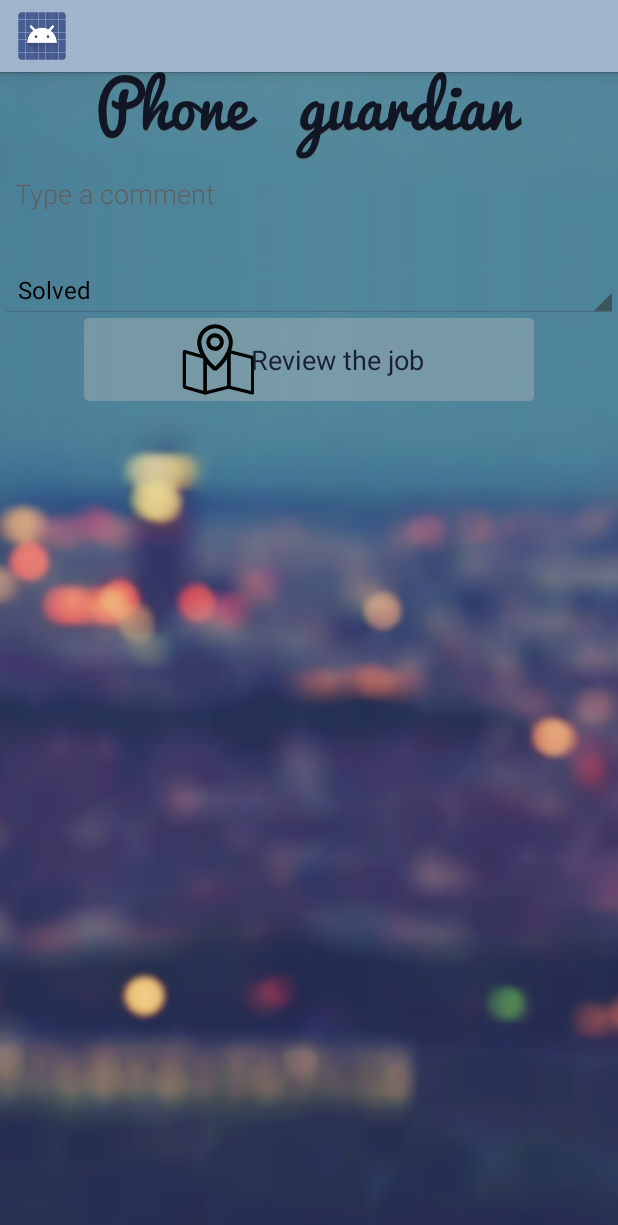
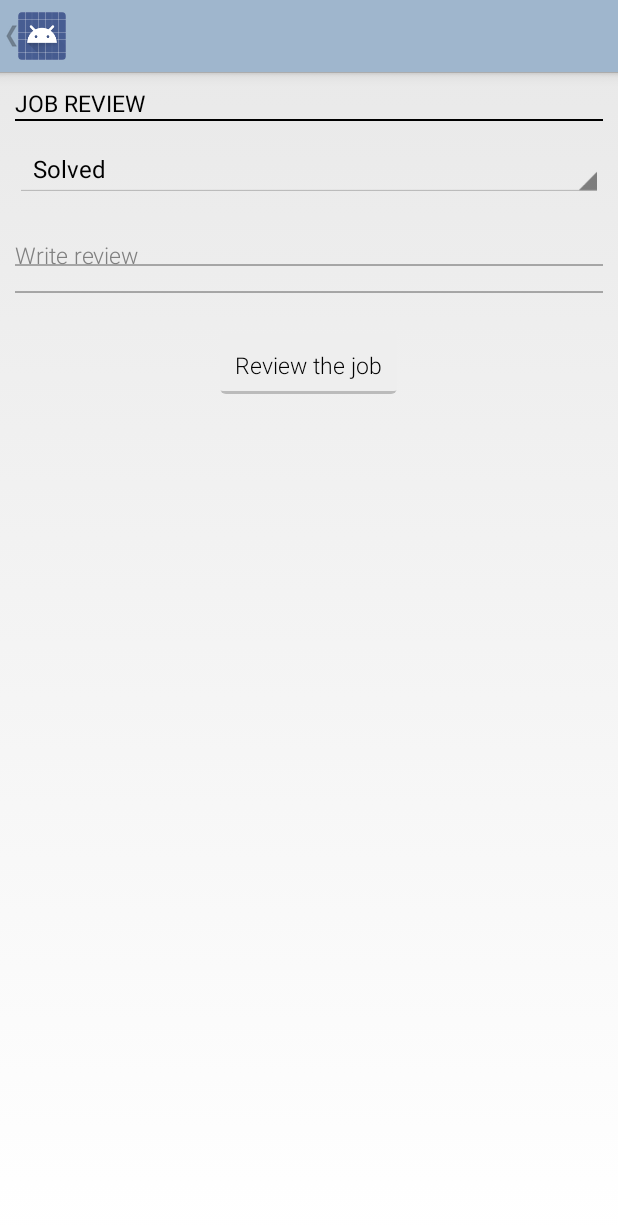
Before and after one commit to PhoneGuardian/AuthorityApp, an Android app: the ReviewAJobActivity screen opened directly, with no data from a screen before it, on a phone screen of 412 x 824 dp. Shown: the top 1225 px of the screen. Run offline under Robolectric (Android 15) with nearby library versions, the phone set to English and light mode, and no system bars.

Commit message:
Style review job

```diff
--- a/AuthorityApp/app/src/main/AndroidManifest.xml
+++ b/AuthorityApp/app/src/main/AndroidManifest.xml
@@ -66,19 +66,23 @@
         </activity>
         <activity
             android:name=".TakeAJobActivity"
-            android:label="" >
+            android:label=""
+            android:parentActivityName=".MainActivity">
         </activity>
         <activity
             android:name=".ReviewAJobActivity"
-            android:label="" >
+            android:label=""
+            android:parentActivityName=".MainActivity">
         </activity>
         <activity
             android:name=".HighscoresActivity"
-            android:label="" >
+            android:label=""
+            android:parentActivityName=".MainActivity">
         </activity>
         <activity
             android:name=".ViewJobDetailsActivity"
-            android:label="" >
+            android:label=""
+            >
         </activity>
         <activity
             android:name=".MapActivity"
--- /dev/null
+++ b/AuthorityApp/app/src/main/java/it/polimi/guardian/authorityapp/LineEditText.java
@@ -0,0 +1,51 @@
+package it.polimi.guardian.authorityapp;
+
+import android.content.Context;
+import android.graphics.Canvas;
+import android.graphics.Paint;
+import android.graphics.Rect;
+import android.util.AttributeSet;
+import android.widget.EditText;
+
+/**
+ * Created by Mirjam on 16/05/2015.
+ */
+public class LineEditText extends EditText {
+    private Rect mRect;
+    private Paint mPaint;
+
+    // we need this constructor for LayoutInflater
+    public LineEditText(Context context, AttributeSet attrs) {
+        super(context, attrs);
+
+        mRect = new Rect();
+        mPaint = new Paint();
+        mPaint.setStyle(Paint.Style.FILL_AND_STROKE);
+        mPaint.setColor(getResources().getColor(R.color.gray_dark)); //SET YOUR OWN COLOR HERE
+    }
+
+    @Override
+    protected void onDraw(Canvas canvas) {
+        //int count = getLineCount();
+
+        int height = getHeight();
+        int line_height = getLineHeight();
+
+        int count = height / line_height;
+
+        if (getLineCount() > count)
+            count = getLineCount();//for long text with scrolling
+
+        Rect r = mRect;
+        Paint paint = mPaint;
+        int baseline = getLineBounds(0, r);//first line
+
+        for (int i = 0; i < count; i++) {
+
+            canvas.drawLine(r.left, baseline + 1, r.right, baseline + 1, paint);
+            baseline += getLineHeight();//next line
+        }
+
+        super.onDraw(canvas);
+    }
+}
--- a/AuthorityApp/app/src/main/res/layout/activity_review_a_job.xml
+++ b/AuthorityApp/app/src/main/res/layout/activity_review_a_job.xml
@@ -1,51 +1,54 @@
-<RelativeLayout xmlns:android="http://schemas.android.com/apk/res/android"
+<LinearLayout xmlns:android="http://schemas.android.com/apk/res/android"
     xmlns:tools="http://schemas.android.com/tools"
     android:layout_width="match_parent"
     android:layout_height="match_parent"
     android:fillViewport="true"
+    android:orientation="vertical"
+    android:padding="@dimen/spacing_small"
     tools:context="it.polimi.guardian.authorityapp.ReviewAJobActivity">
 
-    <ImageView
-        android:layout_width="match_parent"
-        android:layout_height="match_parent"
-        android:src="@drawable/bg_main"
-        android:scaleType="centerCrop"
-        tools:ignore="ContentDescription"
-        />
-    <ImageView
-        android:id="@+id/img_header"
+    <TextView
         android:layout_width="wrap_content"
         android:layout_height="wrap_content"
-        android:layout_centerHorizontal="true"
-        android:layout_alignParentTop="true"
-        android:src="@drawable/title_header"
+        android:textAllCaps="true"
+        android:text="@string/job_review"
+        style="@style/app_text_normal"
         />
-    <EditText
-        android:id="@+id/et_review_comment"
-        android:layout_width="fill_parent"
-        android:layout_height="wrap_content"
-        android:layout_below="@id/img_header"
-        android:layout_marginBottom="@dimen/spacing_large"
-        android:hint="@string/review_comment"
-        style="@style/signup_form_hint"
-        />
+
+    <View style="@style/divider_black"
+        android:id="@+id/filter_list_header_divider"
+        android:layout_marginBottom="@dimen/spacing_normal"/>
+
     <Spinner
         android:id="@+id/spinner_job_status"
         android:layout_width="match_parent"
         android:layout_height="wrap_content"
+        android:layout_marginBottom="@dimen/spacing_small"
         android:entries="@array/JobStatus"
         android:prompt="@string/job_status_prompt"
-        android:layout_below="@id/et_review_comment"
         />
+
+    <it.polimi.guardian.authorityapp.LineEditText android:id="@+id/et_review_comment"
+        android:layout_height="wrap_content"
+        android:layout_width="fill_parent"
+        android:layout_marginBottom="@dimen/spacing_large"
+        android:inputType="textMultiLine"
+        android:hint="@string/write_review"
+        android:lines="5"
+        android:minLines="3"
+        style="@style/addlocation_LineEditText"
+        />
+
+
+
+
     <Button
         android:id="@+id/btn_review_the_job"
-        android:layout_below="@id/spinner_job_status"
         android:layout_width="wrap_content"
         android:layout_height="wrap_content"
-        android:layout_marginBottom="@dimen/spacing_normal"
-        android:layout_centerInParent="true"
+        android:layout_gravity="center_horizontal"
+        android:padding="@dimen/spacing_small"
         android:text="@string/review_the_job"
-        android:drawableLeft="@drawable/map_icon"
-        style="@style/home_button_rounded_overlay_tall"
+        style="@style/button_flat_gray_thin"
         />
-</RelativeLayout>
+</LinearLayout>
--- a/AuthorityApp/app/src/main/res/layout/list_of_jobs_row.xml
+++ b/AuthorityApp/app/src/main/res/layout/list_of_jobs_row.xml
@@ -39,6 +39,7 @@
             <Button android:id="@+id/btn_row_view"
                 android:layout_width="fill_parent"
                 android:layout_height="wrap_content"
+
                 android:text="View details"
                 style="@style/button_flat_gray_thin_small"/>
 
--- a/AuthorityApp/app/src/main/res/values/strings.xml
+++ b/AuthorityApp/app/src/main/res/values/strings.xml
@@ -340,6 +340,8 @@
         <item>263,ZW</item>
     </string-array>
     <string name="title_activity_map">MapActivity</string>
+    <string name="job_review">Job review</string>
+    <string name="write_review">Write review</string>
 
 
 </resources>
```
